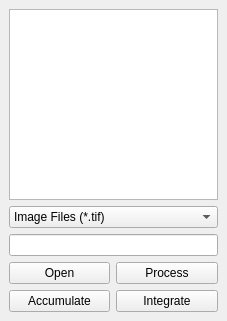
Qt form source/qxrdfilebrowser.ui (guyjennings/qxrd) before a commit.
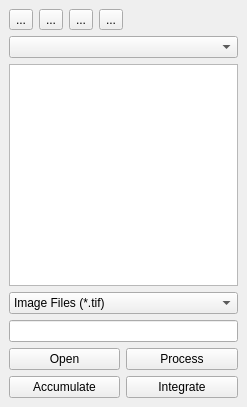
The same form after that commit. Icons and pictures are not drawn. Custom widgets are drawn as their Qt base class.

Commit message: Improved implementation of file browser, separate input and output file browsers

Diff of the .ui file:
```diff
--- a/source/qxrdfilebrowser.ui
+++ b/source/qxrdfilebrowser.ui
@@ -6,8 +6,8 @@
    <rect>
     <x>0</x>
     <y>0</y>
-    <width>227</width>
-    <height>321</height>
+    <width>247</width>
+    <height>407</height>
    </rect>
   </property>
   <property name="windowTitle">
@@ -20,8 +20,88 @@
      <verstretch>0</verstretch>
     </sizepolicy>
    </property>
-   <layout class="QGridLayout" name="m_GridLayout">
-    <item row="1" column="0" colspan="2">
+   <layout class="QGridLayout" name="gridLayout">
+    <item row="0" column="0" colspan="2">
+     <layout class="QHBoxLayout" name="horizontalLayout">
+      <item>
+       <widget class="QToolButton" name="m_PrevDirectoryButton">
+        <property name="toolTip">
+         <string>Return to precvious directory</string>
+        </property>
+        <property name="text">
+         <string>...</string>
+        </property>
+        <property name="icon">
+         <iconset resource="qxrdresources.qrc">
+          <normaloff>:/images/go-left.png</normaloff>:/images/go-left.png</iconset>
+        </property>
+       </widget>
+      </item>
+      <item>
+       <widget class="QToolButton" name="m_UpDirectoryButton">
+        <property name="toolTip">
+         <string>Change directory up one level</string>
+        </property>
+        <property name="text">
+         <string>...</string>
+        </property>
+        <property name="icon">
+         <iconset resource="qxrdresources.qrc">
+          <normaloff>:/images/go-up.png</normaloff>:/images/go-up.png</iconset>
+        </property>
+       </widget>
+      </item>
+      <item>
+       <widget class="QToolButton" name="m_ChangeDirectoryButton">
+        <property name="toolTip">
+         <string>Select a new directory</string>
+        </property>
+        <property name="text">
+         <string>...</string>
+        </property>
+        <property name="icon">
+         <iconset resource="qxrdresources.qrc">
+          <normaloff>:/images/fileopen.png</normaloff>:/images/fileopen.png</iconset>
+        </property>
+       </widget>
+      </item>
+      <item>
+       <widget class="QToolButton" name="m_HomeDirectoryButton">
+        <property name="toolTip">
+         <string>Changed to home directory</string>
+        </property>
+        <property name="text">
+         <string>...</string>
+        </property>
+        <property name="icon">
+         <iconset resource="qxrdresources.qrc">
+          <normaloff>:/images/go-home.png</normaloff>:/images/go-home.png</iconset>
+        </property>
+       </widget>
+      </item>
+      <item>
+       <spacer name="horizontalSpacer">
+        <property name="orientation">
+         <enum>Qt::Horizontal</enum>
+        </property>
+        <property name="sizeHint" stdset="0">
+         <size>
+          <width>77</width>
+          <height>20</height>
+         </size>
+        </property>
+       </spacer>
+      </item>
+     </layout>
+    </item>
+    <item row="2" column="0" colspan="2">
+     <widget class="QxrdFileBrowserView" name="m_FileBrowser">
+      <property name="selectionMode">
+       <enum>QAbstractItemView::ExtendedSelection</enum>
+      </property>
+     </widget>
+    </item>
+    <item row="3" column="0" colspan="2">
      <widget class="QComboBox" name="m_FilterChoices">
       <item>
        <property name="text">
@@ -50,14 +130,14 @@
       </item>
      </widget>
     </item>
-    <item row="2" column="0" colspan="2">
+    <item row="4" column="0" colspan="2">
      <widget class="QLineEdit" name="m_FileSelector">
       <property name="toolTip">
        <string>File filter</string>
       </property>
      </widget>
     </item>
-    <item row="3" column="0">
+    <item row="5" column="0">
      <widget class="QPushButton" name="m_OpenButton">
       <property name="toolTip">
        <string>Open selected files</string>
@@ -67,7 +147,7 @@
       </property>
      </widget>
     </item>
-    <item row="3" column="1">
+    <item row="5" column="1">
      <widget class="QPushButton" name="m_ProcessButton">
       <property name="toolTip">
        <string>Process selected files</string>
@@ -77,17 +157,7 @@
       </property>
      </widget>
     </item>
-    <item row="4" column="1">
-     <widget class="QPushButton" name="m_IntegrateButton">
-      <property name="toolTip">
-       <string>Integrate selected files</string>
-      </property>
-      <property name="text">
-       <string>Integrate</string>
-      </property>
-     </widget>
-    </item>
-    <item row="4" column="0">
+    <item row="6" column="0">
      <widget class="QPushButton" name="m_AccumulateButton">
       <property name="toolTip">
        <string>Accumulate (sum) selected files</string>
@@ -97,16 +167,31 @@
       </property>
      </widget>
     </item>
-    <item row="0" column="0" colspan="2">
-     <widget class="QTreeView" name="m_FileBrowser">
-      <property name="selectionMode">
-       <enum>QAbstractItemView::ExtendedSelection</enum>
+    <item row="6" column="1">
+     <widget class="QPushButton" name="m_IntegrateButton">
+      <property name="toolTip">
+       <string>Integrate selected files</string>
+      </property>
+      <property name="text">
+       <string>Integrate</string>
       </property>
      </widget>
     </item>
+    <item row="1" column="0" colspan="2">
+     <widget class="QComboBox" name="m_RootDirectoryCombo"/>
+    </item>
    </layout>
   </widget>
  </widget>
- <resources/>
+ <customwidgets>
+  <customwidget>
+   <class>QxrdFileBrowserView</class>
+   <extends>QTreeView</extends>
+   <header>qxrdfilebrowserview.h</header>
+  </customwidget>
+ </customwidgets>
+ <resources>
+  <include location="qxrdresources.qrc"/>
+ </resources>
  <connections/>
 </ui>
```
The commit also changes 9 other files.
